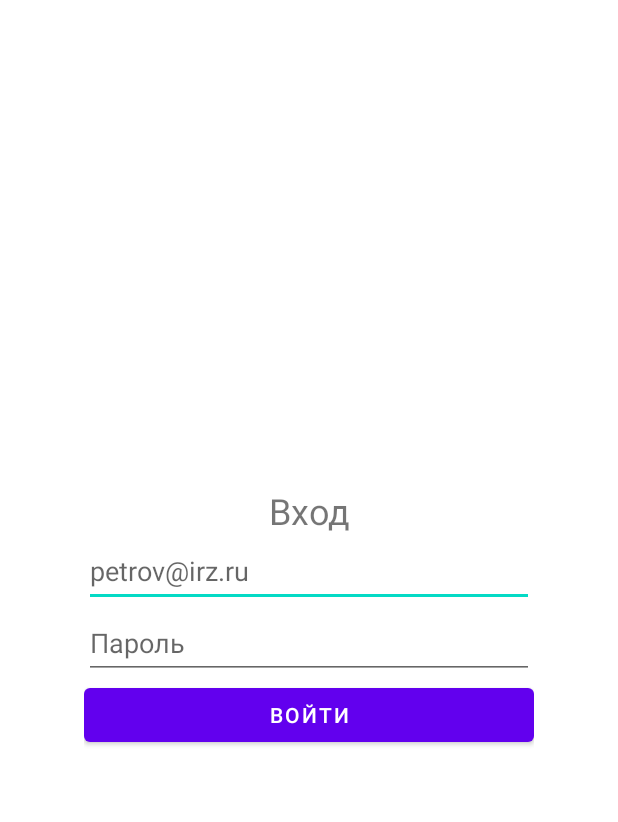
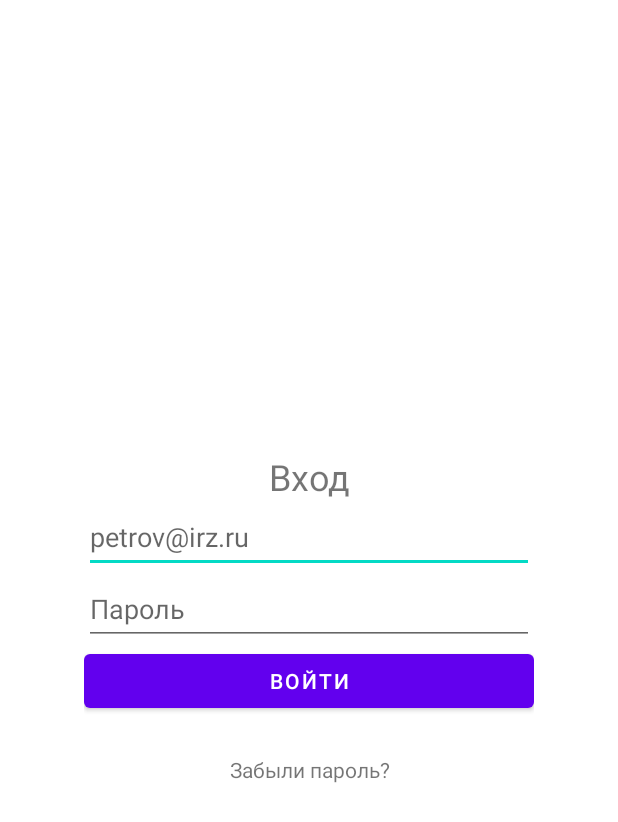
Before and after one commit to Avtomatoy/IRZ-android-client, an Android app: the screen it shows after launch (AuthActivity), after a tap on "Кнопка Личный кабинет", on a phone screen of 412 x 824 dp. Shown: the top 822 px of the screen. Run offline under Robolectric (Android 15) with nearby library versions, the phone set to English and light mode, and no system bars; network calls fail; pictures from the network do not load.

Commit message:
add reset password dialog

```diff
--- a/app/src/main/java/ru/avtomaton/irz/app/activity/AuthActivity.kt
+++ b/app/src/main/java/ru/avtomaton/irz/app/activity/AuthActivity.kt
@@ -1,5 +1,6 @@
 package ru.avtomaton.irz.app.activity
 
+import android.app.AlertDialog
 import android.content.Context
 import android.content.Intent
 import android.os.Bundle
@@ -9,7 +10,10 @@ import androidx.lifecycle.lifecycleScope
 import kotlinx.coroutines.launch
 import ru.avtomaton.irz.app.R
 import ru.avtomaton.irz.app.databinding.ActivityAuthBinding
+import ru.avtomaton.irz.app.databinding.ForgotPasswordDialogBinding
 import ru.avtomaton.irz.app.model.pojo.Credentials
+import ru.avtomaton.irz.app.model.pojo.Email
+import ru.avtomaton.irz.app.model.repository.AuthRepository
 import ru.avtomaton.irz.app.services.CredentialsManager
 
 /**
@@ -23,6 +27,9 @@ class AuthActivity : AppCompatActivityBase() {
     private lateinit var missingPassword: String
     private lateinit var authFailure: String
     private lateinit var authError: String
+    private lateinit var dialogMissingEmail: String
+    private lateinit var dialogSuccess: String
+    private lateinit var dialogFail:String
 
     private lateinit var binding: ActivityAuthBinding
 
@@ -32,13 +39,18 @@ class AuthActivity : AppCompatActivityBase() {
 
         binding = ActivityAuthBinding.inflate(layoutInflater)
         binding.authButton.setOnClickListener { this.lifecycleScope.launch { auth() } }
+        binding.forgotPasswordButton.setOnClickListener { showPasswordDialog() }
 
         awaitMessage = getString(R.string.auth_btn_await_message)
-        buttonName = getString(R.string.auth_btn_message)
+        buttonName = getString(R.string.auth_activity_sign_in_button_title)
         missingEmail = getString(R.string.auth_missing_email)
         missingPassword = getString(R.string.auth_missing_password)
         authFailure = getString(R.string.auth_failure_message)
         authError = getString(R.string.auth_error_message)
+        dialogMissingEmail = getString(R.string.auth_activity_forgot_password_missing_email)
+        dialogSuccess = getString(R.string.auth_activity_forgot_password_success)
+        dialogFail = getString(R.string.auth_activity_forgot_password_fail)
+
 
         setContentView(binding.root)
     }
@@ -65,16 +77,38 @@ class AuthActivity : AppCompatActivityBase() {
 
     private fun extractCredentials(): Credentials? {
         val email = binding.email.text.toString()
-        if (email.isEmpty()) {
+        if (email.isEmpty() || email.isBlank()) {
             warn(missingEmail)
             return null
         }
         val password = binding.password.text.toString()
-        if (password.isEmpty()) {
+        if (password.isEmpty() || password.isBlank()) {
             warn(missingPassword)
             return null
         }
         return Credentials(email, password)
+    }
+
+    private fun showPasswordDialog() {
+        val alertDialog = AlertDialog.Builder(this).create()
+        val dialogBinding: ForgotPasswordDialogBinding = ForgotPasswordDialogBinding.inflate(layoutInflater)
+        alertDialog.setView(dialogBinding.root)
+        alertDialog.setButton(AlertDialog.BUTTON_POSITIVE, "OK") { _, _ ->
+            val email = dialogBinding.email.text.toString()
+            if (email.isEmpty() || email.isBlank()) {
+                warn(dialogMissingEmail)
+                return@setButton
+            }
+            this.lifecycleScope.launch {
+                val success = AuthRepository.resetPassword(Email(email))
+                if (success) {
+                    warn(dialogSuccess)
+                } else {
+                    warn(dialogFail)
+                }
+            }
+        }
+        alertDialog.show()
     }
 
     inner class BackPressedCallback : OnBackPressedCallback(true) {
--- a/app/src/main/java/ru/avtomaton/irz/app/client/api/AuthApi.kt
+++ b/app/src/main/java/ru/avtomaton/irz/app/client/api/AuthApi.kt
@@ -6,6 +6,8 @@ import retrofit2.http.POST
 import ru.avtomaton.irz.app.model.pojo.Credentials
 import ru.avtomaton.irz.app.model.pojo.JwtTokens
 import ru.avtomaton.irz.app.constants.AUTHENTICATION_AUTHENTICATE
+import ru.avtomaton.irz.app.constants.AUTHENTICATION_SEND_REST_PASSWORD_URL
+import ru.avtomaton.irz.app.model.pojo.Email
 
 /**
  * @author Anton Akkuzin
@@ -14,4 +16,7 @@ interface AuthApi {
 
     @POST(AUTHENTICATION_AUTHENTICATE)
     suspend fun authenticate(@Body credentials: Credentials): Response<JwtTokens>
+
+    @POST(AUTHENTICATION_SEND_REST_PASSWORD_URL)
+    suspend fun resetPassword(@Body email: Email): Response<Unit>
 }
--- a/app/src/main/java/ru/avtomaton/irz/app/constants/ApiPaths.kt
+++ b/app/src/main/java/ru/avtomaton/irz/app/constants/ApiPaths.kt
@@ -2,6 +2,7 @@ package ru.avtomaton.irz.app.constants
 
 const val AUTHENTICATION_AUTHENTICATE = "/api/authentication/authenticate"
 const val AUTHENTICATION_REFRESH = "/api/authentication/refresh"
+const val AUTHENTICATION_SEND_REST_PASSWORD_URL = "/api/authentication/send_reset_password_url"
 
 const val IMAGES = "/api/images"
 
--- a/app/src/main/res/layout/activity_auth.xml
+++ b/app/src/main/res/layout/activity_auth.xml
@@ -19,14 +19,14 @@
             android:layout_height="wrap_content"
             android:textAlignment="center"
             android:textSize="24sp"
-            android:text="@string/auth_textview_message" />
+            android:text="@string/auth_activity_title" />
 
         <EditText
             android:id="@+id/email"
             android:layout_width="match_parent"
             android:layout_height="wrap_content"
             android:ems="10"
-            android:hint="@string/auth_email_hint"
+            android:hint="@string/auth_activity_email_placeholder"
             android:inputType="textEmailAddress"
             android:minHeight="48dp"
             android:autofillHints="" />
@@ -38,13 +38,23 @@
             android:ems="10"
             android:inputType="textPassword"
             android:minHeight="48dp"
-            android:hint="@string/auth_password_hint"
+            android:hint="@string/auth_activity_password_placeholder"
             android:autofillHints="" />
 
         <Button
             android:id="@+id/auth_button"
             android:layout_width="match_parent"
             android:layout_height="wrap_content"
-            android:text="@string/auth_btn_message" />
+            android:text="@string/auth_activity_sign_in_button_title" />
+
+        <TextView
+            android:id="@+id/forgot_password_button"
+            android:layout_width="match_parent"
+            android:layout_height="wrap_content"
+            android:text="@string/auth_activity_forgot_password_title"
+            android:textAlignment="center"
+            android:layout_marginTop="25dp"
+            />
+
     </LinearLayout>
 </androidx.constraintlayout.widget.ConstraintLayout>
--- a/app/src/main/res/values/strings.xml
+++ b/app/src/main/res/values/strings.xml
@@ -1,11 +1,7 @@
 <resources>
     <string name="app_name">IRZ Android-client</string>
     <string name="welcome_message">Добро пожаловать в ЕЦК ИРЗ!</string>
-    <string name="auth_btn_message">Войти</string>
     <string name="auth_btn_await_message">Секундочку</string>
-    <string name="auth_textview_message">Вход</string>
-    <string name="auth_email_hint">petrov@irz.ru</string>
-    <string name="auth_password_hint">Пароль</string>
     <string name="auth_missing_email">Не забудьте указать почту!</string>
     <string name="auth_missing_password">Обязательно укажите пароль!</string>
     <string name="auth_failure_message">Мы Вас не узнали, попробуйте ещё раз!</string>
@@ -23,8 +19,8 @@
     <string name="profile_name_placeholder">Сергей</string>
     <string name="profile_patronymic_placeholder">Батикович</string>
     <string name="profile_position_placeholder">Генеральный директор ИРЗ</string>
-    <string name="profile_about_myself_placeholder">Бла бла бла бла бла бла бла бла бла бла бла бла бла бла бла бла бла бла бла бла бла бла бла бла бла бла  бла бла …</string>
-    <string name="profile_my_doings_placeholder">Бла бла бла бла бла бла бла бла бла бла бла бла бла бла бла бла бла бла бла бла бла бла бла бла бла бла  бла бла …</string>
+    <string name="profile_about_myself_placeholder">Бла бла бла бла бла бла бла бла бла бла бла бла бла бла бла бла бла бла бла бла бла бла бла бла бла бла  бла бла…</string>
+    <string name="profile_my_doings_placeholder">Бла бла бла бла бла бла бла бла бла бла бла бла бла бла бла бла бла бла бла бла бла бла бла бла бла бла  бла бла…</string>
     <string name="like_button_description">Кнопка лайка</string>
     <string name="comment_button_description">Кнопка комментариев</string>
     <string name="write_news_button_description">Кнопка написания новости</string>
@@ -33,7 +29,7 @@
     <string name="news_title_placeholder">Название новости</string>
     <string name="news_author_name_placeholder">Нечаев Сергей</string>
     <string name="news_author_image_description">Картинка</string>
-    <string name="news_text_placeholder">Бла бла бла бла бла бла бла бла бла бла бла бла бла бла бла бла бла бла бла бла бла бла бла бла бла бла  бла бла …</string>
+    <string name="news_text_placeholder">Бла бла бла бла бла бла бла бла бла бла бла бла бла бла бла бла бла бла бла бла бла бла бла бла бла бла  бла бла…</string>
     <string name="news_datetime_placeholder">24.02.2022, 13:37</string>
     <string name="news_image_description">Картинка</string>
     <string name="add_image_text">Добавить изображение</string>
@@ -50,8 +46,23 @@
     <string name="profile_about_myself">О себе</string>
     <string name="profile_my_doings">Чем занимаюсь</string>
     <string name="profile_birthday">Дата рождения:</string>
-    <string name="profile_birthday_placeholder">16.02.2001</string>
+    <string name="profile_birthday_placeholder">16.03.2001</string>
     <string name="profile_skills">Навыки/компетенции</string>
 
     <string name="common_on_load_error">Произошла ошибка при загрузке информации</string>
+
+    <!--  activity layouts  -->
+    <!--  auth_activity  -->
+    <string name="auth_activity_title">Вход</string>
+    <string name="auth_activity_email_placeholder">petrov@irz.ru</string>
+    <string name="auth_activity_password_placeholder">Пароль</string>
+    <string name="auth_activity_sign_in_button_title">Войти</string>
+    <string name="auth_activity_forgot_password_title">Забыли пароль?</string>
+    <string name="auth_activity_forgot_password_message">Укажите почту, мы вышлем вам ссылку для восстановления пароля</string>
+
+    <string name="auth_activity_forgot_password_missing_email">Укажите почту!</string>
+    <string name="auth_activity_forgot_password_success">Мы выслали информацию на почту</string>
+    <string name="auth_activity_forgot_password_fail">Не удалось отправить информацию на почту…</string>
+    <!--  auth_activity  -->
+
 </resources>
```
Also changed, not shown: app/src/main/java/ru/avtomaton/irz/app/model/pojo/Email.kt (added, +10 -0 lines), app/src/main/java/ru/avtomaton/irz/app/model/repository/AuthRepository.kt (added, +20 -0 lines), app/src/main/res/layout/forgot_password_dialog.xml (added, +36 -0 lines).
